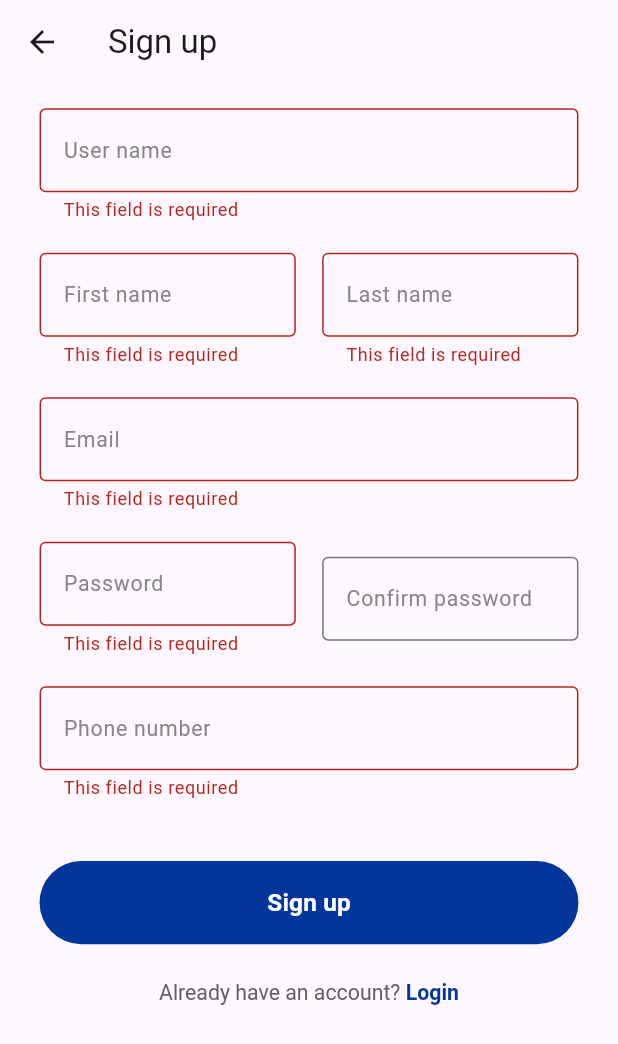
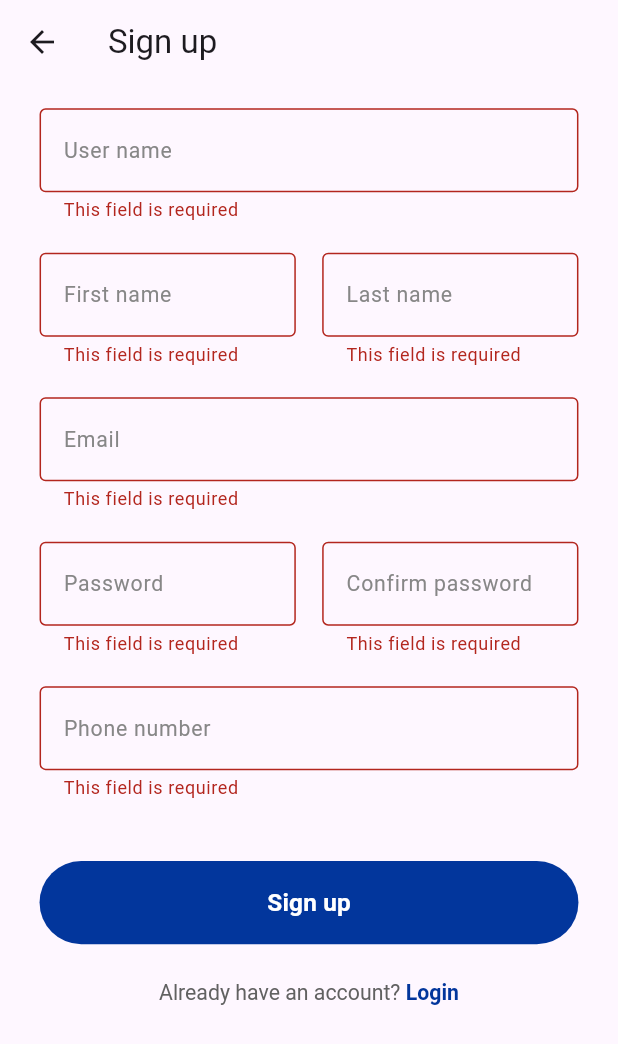
Before and after one commit to abanoub6/online-exam-app, a Flutter app: the screen it shows after launch, after a tap on "Sign up", on a phone screen of 412 x 824 dp. Shown: the top 1044 px of the screen. Run offline on Flutter 3.47's test engine with Material 3 defaults, Android fonts, the phone set to English and light mode, and no system bars; our stand-ins replace bloc, dio, flutter_bloc, flutter_screenutil, flutter_secure_storage, get_it and 2 more; generated files the repository leaves out were written again.

Commit message:
feat: refactor registration logic with event-driven architecture and enhance validation

```diff
--- a/lib/features/register/presentation/screens/register_screen.dart
+++ b/lib/features/register/presentation/screens/register_screen.dart
@@ -10,6 +10,7 @@ import 'package:online_exam_app_v/core/widgets/rich_text_with_link.dart';
 import 'package:online_exam_app_v/features/login/presentation/screens/login_screen.dart';
 import 'package:online_exam_app_v/features/register/data/models/register_request.dart';
 import 'package:online_exam_app_v/features/register/presentation/view_model/cubit/register_cubit.dart';
+import 'package:online_exam_app_v/features/register/presentation/view_model/states/register_events.dart';
 import 'package:online_exam_app_v/features/register/presentation/view_model/states/register_states.dart';
 
 @injectable
@@ -67,7 +68,7 @@ class _RegisterScreenState extends State<RegisterScreen> {
         rePassword: _confirmPasswordController.text,
       );
 
-      _registerCubit.register(registerRequest: request);
+      _registerCubit.doEvent(RegisterUserEvent(request));
     }
   }
 
@@ -95,7 +96,7 @@ class _RegisterScreenState extends State<RegisterScreen> {
                 SnackBar(content: Text(registerState.errorMessage!)),
               );
 
-            _registerCubit.clearError();
+            _registerCubit.doEvent(ClearRegisterErrorEvent());
           }
         },
 
@@ -148,7 +149,10 @@ class _RegisterScreenState extends State<RegisterScreen> {
                                 decoration: const InputDecoration(
                                   labelText: 'First name',
                                 ),
-                                validator: (v) => Validators.required(v),
+                                validator: (v) => Validators.compose([
+                                  (v) => Validators.required(v),
+                                  (v) => Validators.minLength(v, 3),
+                                ], v),
                               ),
                             ),
                             SizedBox(width: AppSizes.w(16)),
@@ -158,7 +162,10 @@ class _RegisterScreenState extends State<RegisterScreen> {
                                 decoration: const InputDecoration(
                                   labelText: 'Last name',
                                 ),
-                                validator: (v) => Validators.required(v),
+                                validator: (v) => Validators.compose([
+                                  (v) => Validators.required(v),
+                                  (v) => Validators.minLength(v, 3),
+                                ], v),
                               ),
                             ),
                           ],
@@ -207,10 +214,13 @@ class _RegisterScreenState extends State<RegisterScreen> {
                                 decoration: const InputDecoration(
                                   labelText: 'Confirm password',
                                 ),
-                                validator: (v) => Validators.confirmPassword(
-                                  v,
-                                  _passwordController.text,
-                                ),
+                                validator: (v) => Validators.compose([
+                                  (v) => Validators.required(v),
+                                  (v) => Validators.confirmPassword(
+                                    v,
+                                    _passwordController.text,
+                                  ),
+                                ], v),
                               ),
                             ),
                           ],
--- /dev/null
+++ b/lib/features/register/presentation/view_model/states/register_events.dart
@@ -0,0 +1,11 @@
+import 'package:online_exam_app_v/features/register/data/models/register_request.dart';
+
+sealed class RegisterEvents {}
+
+class RegisterUserEvent extends RegisterEvents {
+  final RegisterRequest request;
+
+  RegisterUserEvent(this.request);
+}
+
+class ClearRegisterErrorEvent extends RegisterEvents {}
```
Also changed, not shown: lib/features/register/presentation/view_model/cubit/register_cubit.dart (+18 -7 lines).
